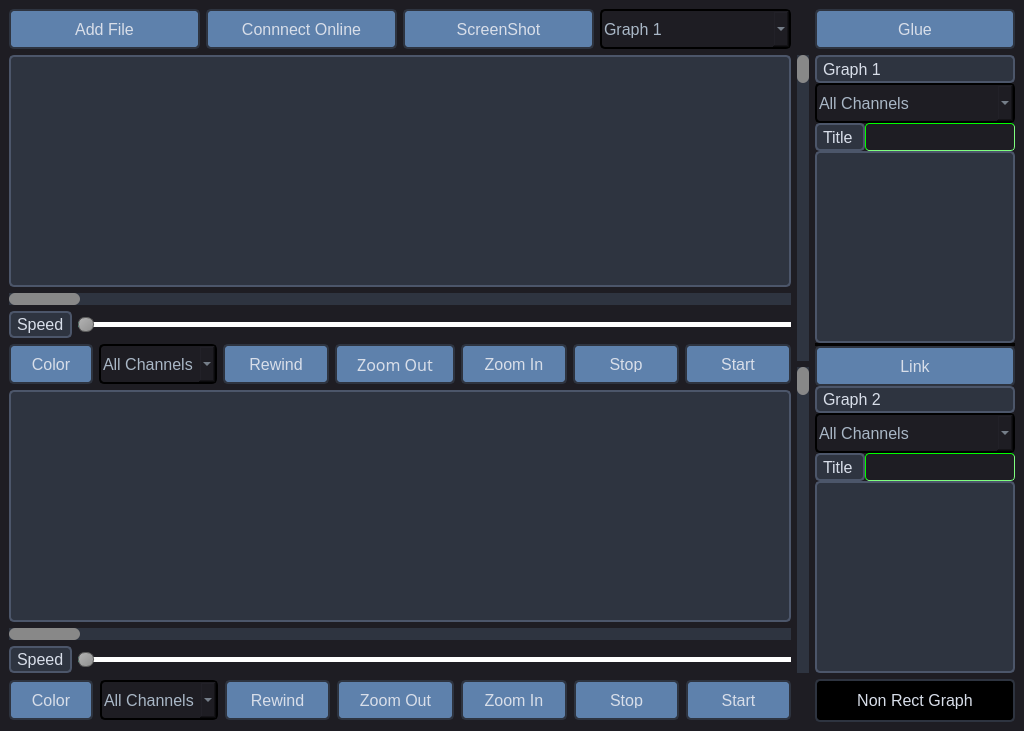
First picture: the form in UI_initial_phase.ui, repository alizayan684/Multi_Channel_Signal_Viewer, before the edit.
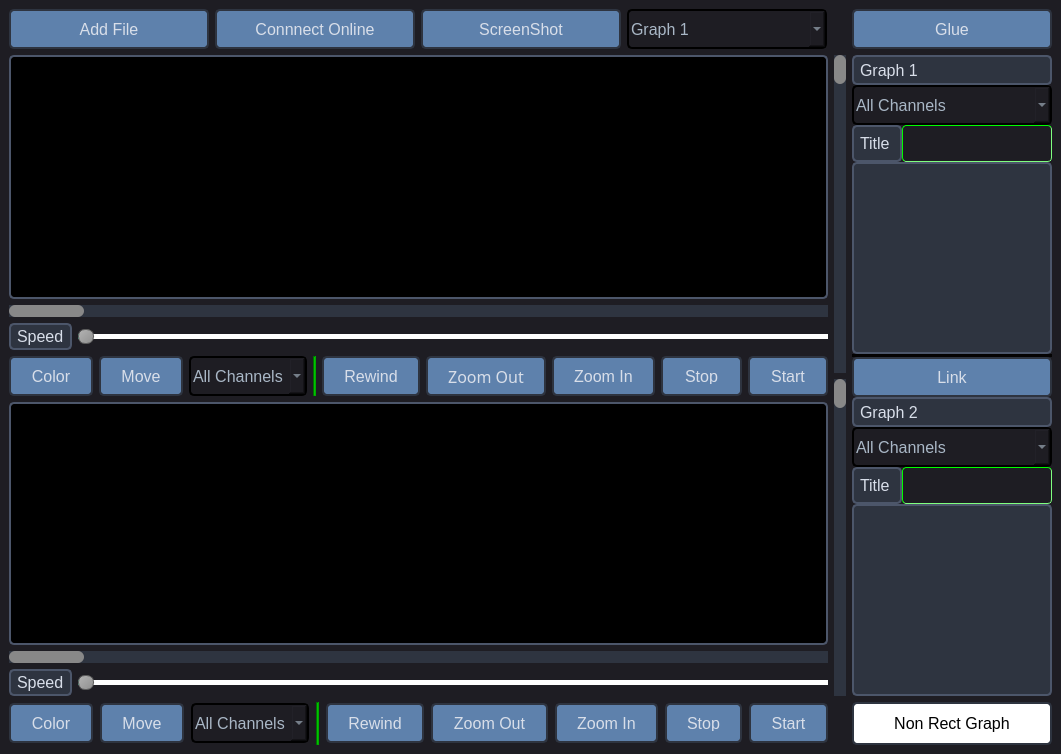
Second picture: the form after the edit. Custom widgets are drawn as their Qt base class.

The edit to the form file:
```diff
--- a/UI_initial_phase.ui
+++ b/UI_initial_phase.ui
@@ -6,8 +6,8 @@
    <rect>
     <x>0</x>
     <y>0</y>
-    <width>1024</width>
-    <height>731</height>
+    <width>1057</width>
+    <height>754</height>
    </rect>
   </property>
   <property name="sizePolicy">
@@ -467,470 +467,6 @@
   </property>
   <widget class="QWidget" name="centralwidget">
    <layout class="QGridLayout" name="gridLayout">
-    <item row="3" column="8">
-     <layout class="QVBoxLayout" name="verticalLayout_13">
-      <property name="spacing">
-       <number>0</number>
-      </property>
-      <property name="sizeConstraint">
-       <enum>QLayout::SetMinimumSize</enum>
-      </property>
-      <item>
-       <widget class="QLabel" name="label">
-        <property name="sizePolicy">
-         <sizepolicy hsizetype="Preferred" vsizetype="Fixed">
-          <horstretch>0</horstretch>
-          <verstretch>0</verstretch>
-         </sizepolicy>
-        </property>
-        <property name="maximumSize">
-         <size>
-          <width>16777215</width>
-          <height>30</height>
-         </size>
-        </property>
-        <property name="styleSheet">
-         <string notr="true">QLabel {
-    background-color: #2E3440; /* Dark background */
-    color: #D8DEE9; /* Light text color */
-    font-size: 16px; /* Font size */
-    padding: 2px; /* Padding around the text */
-    border: 2px solid #4C566A; /* Border color */
-    border-radius: 5px; /* Rounded corners */
-    font-family: &quot;Segoe UI&quot;
-}</string>
-        </property>
-        <property name="text">
-         <string>Graph 1</string>
-        </property>
-       </widget>
-      </item>
-      <item>
-       <widget class="QComboBox" name="comboBox_5">
-        <property name="minimumSize">
-         <size>
-          <width>0</width>
-          <height>40</height>
-         </size>
-        </property>
-        <property name="maximumSize">
-         <size>
-          <width>200</width>
-          <height>40</height>
-         </size>
-        </property>
-        <property name="styleSheet">
-         <string notr="true"> font-size: 16px; /* Font size */
-    padding: 2px; /* Padding around the text */
-    border: 2px solid; /* Border color */
-    border-radius: 5px; /* Rounded corners */
-    font-family: &quot;Segoe UI&quot;</string>
-        </property>
-        <item>
-         <property name="text">
-          <string>All Channels</string>
-         </property>
-        </item>
-       </widget>
-      </item>
-      <item>
-       <layout class="QHBoxLayout" name="horizontalLayout_12">
-        <item>
-         <widget class="QLabel" name="label_6">
-          <property name="maximumSize">
-           <size>
-            <width>50</width>
-            <height>50</height>
-           </size>
-          </property>
-          <property name="styleSheet">
-           <string notr="true">QLabel {
-    background-color: #2E3440; /* Dark background */
-    color: #D8DEE9; /* Light text color */
-    font-size: 16px; /* Font size */
-    padding: 2px; /* Padding around the text */
-    border: 2px solid #4C566A; /* Border color */
-    border-radius: 5px; /* Rounded corners */
-    font-family: &quot;Segoe UI&quot;
-}</string>
-          </property>
-          <property name="text">
-           <string>Title</string>
-          </property>
-         </widget>
-        </item>
-        <item>
-         <widget class="QLineEdit" name="lineEdit_2">
-          <property name="sizePolicy">
-           <sizepolicy hsizetype="Fixed" vsizetype="Fixed">
-            <horstretch>0</horstretch>
-            <verstretch>0</verstretch>
-           </sizepolicy>
-          </property>
-          <property name="maximumSize">
-           <size>
-            <width>200</width>
-            <height>50</height>
-           </size>
-          </property>
-          <property name="styleSheet">
-           <string notr="true">border-color: rgb(0, 255, 0);</string>
-          </property>
-         </widget>
-        </item>
-       </layout>
-      </item>
-      <item>
-       <widget class="QListWidget" name="listWidget">
-        <property name="sizePolicy">
-         <sizepolicy hsizetype="Fixed" vsizetype="Fixed">
-          <horstretch>0</horstretch>
-          <verstretch>0</verstretch>
-         </sizepolicy>
-        </property>
-        <property name="maximumSize">
-         <size>
-          <width>200</width>
-          <height>300</height>
-         </size>
-        </property>
-        <property name="styleSheet">
-         <string notr="true">QListWidget {
-    background-color: #2E3440; /* Dark background */
-    color: #D8DEE9; /* Light text color */
-    font-size: 16px; /* Font size */
-    padding: 5px; /* Padding around the text */
-    border: 2px solid #4C566A; /* Border color */
-    border-radius: 5px; /* Rounded corners */
-    font-family: &quot;Segoe UI&quot;, &quot;Helvetica Neue&quot;, &quot;Arial&quot;, sans-serif; /* Font family */
-}
-
-QListWidget::item {
-    padding: 5px; /* Padding around each item */
-    border-bottom: 1px solid #4C566A; /* Border between items */
-}
-
-QListWidget::item:selected {
-    background-color: #4C566A; /* Background color for selected item */
-    color: #ECEFF4; /* Text color for selected item */
-}
-</string>
-        </property>
-       </widget>
-      </item>
-      <item>
-       <widget class="Line" name="line_2">
-        <property name="styleSheet">
-         <string notr="true">background-color: rgb(4, 3, 3);</string>
-        </property>
-        <property name="orientation">
-         <enum>Qt::Horizontal</enum>
-        </property>
-       </widget>
-      </item>
-      <item>
-       <widget class="QPushButton" name="pushButton_2">
-        <property name="sizePolicy">
-         <sizepolicy hsizetype="Fixed" vsizetype="Fixed">
-          <horstretch>0</horstretch>
-          <verstretch>0</verstretch>
-         </sizepolicy>
-        </property>
-        <property name="maximumSize">
-         <size>
-          <width>200</width>
-          <height>40</height>
-         </size>
-        </property>
-        <property name="text">
-         <string>Link</string>
-        </property>
-       </widget>
-      </item>
-      <item>
-       <widget class="QLabel" name="label_2">
-        <property name="enabled">
-         <bool>true</bool>
-        </property>
-        <property name="sizePolicy">
-         <sizepolicy hsizetype="Preferred" vsizetype="Fixed">
-          <horstretch>0</horstretch>
-          <verstretch>0</verstretch>
-         </sizepolicy>
-        </property>
-        <property name="maximumSize">
-         <size>
-          <width>16777215</width>
-          <height>30</height>
-         </size>
-        </property>
-        <property name="styleSheet">
-         <string notr="true">QLabel {
-    background-color: #2E3440; /* Dark background */
-    color: #D8DEE9; /* Light text color */
-    font-size: 16px; /* Font size */
-    padding: 2px; /* Padding around the text */
-    border: 2px solid #4C566A; /* Border color */
-    border-radius: 5px; /* Rounded corners */
-    font-family: &quot;Segoe UI&quot;
-}</string>
-        </property>
-        <property name="text">
-         <string>Graph 2</string>
-        </property>
-       </widget>
-      </item>
-      <item>
-       <widget class="QComboBox" name="comboBox_2">
-        <property name="minimumSize">
-         <size>
-          <width>0</width>
-          <height>40</height>
-         </size>
-        </property>
-        <property name="maximumSize">
-         <size>
-          <width>200</width>
-          <height>40</height>
-         </size>
-        </property>
-        <property name="styleSheet">
-         <string notr="true"> font-size: 16px; /* Font size */
-    padding: 2px; /* Padding around the text */
-    border: 2px solid; /* Border color */
-    border-radius: 5px; /* Rounded corners */
-    font-family: &quot;Segoe UI&quot;</string>
-        </property>
-        <item>
-         <property name="text">
-          <string>All Channels</string>
-         </property>
-        </item>
-       </widget>
-      </item>
-      <item>
-       <layout class="QVBoxLayout" name="verticalLayout_3">
-        <item>
-         <layout class="QHBoxLayout" name="horizontalLayout_4">
-          <property name="sizeConstraint">
-           <enum>QLayout::SetDefaultConstraint</enum>
-          </property>
-          <item>
-           <widget class="QLabel" name="label_3">
-            <property name="sizePolicy">
-             <sizepolicy hsizetype="Fixed" vsizetype="Fixed">
-              <horstretch>0</horstretch>
-              <verstretch>0</verstretch>
-             </sizepolicy>
-            </property>
-            <property name="maximumSize">
-             <size>
-              <width>50</width>
-              <height>50</height>
-             </size>
-            </property>
-            <property name="styleSheet">
-             <string notr="true">QLabel {
-    background-color: #2E3440; /* Dark background */
-    color: #D8DEE9; /* Light text color */
-    font-size: 16px; /* Font size */
-    padding: 2px; /* Padding around the text */
-    border: 2px solid #4C566A; /* Border color */
-    border-radius: 5px; /* Rounded corners */
-    font-family: &quot;Segoe UI&quot;
-}</string>
-            </property>
-            <property name="text">
-             <string>Title</string>
-            </property>
-           </widget>
-          </item>
-          <item>
-           <widget class="QLineEdit" name="lineEdit">
-            <property name="sizePolicy">
-             <sizepolicy hsizetype="Fixed" vsizetype="Fixed">
-              <horstretch>0</horstretch>
-              <verstretch>0</verstretch>
-             </sizepolicy>
-            </property>
-            <property name="maximumSize">
-             <size>
-              <width>200</width>
-              <height>50</height>
-             </size>
-            </property>
-            <property name="styleSheet">
-             <string notr="true">border-color: rgb(0, 255, 0);</string>
-            </property>
-           </widget>
-          </item>
-         </layout>
-        </item>
-       </layout>
-      </item>
-      <item>
-       <widget class="QListWidget" name="listWidget_2">
-        <property name="sizePolicy">
-         <sizepolicy hsizetype="Fixed" vsizetype="Fixed">
-          <horstretch>0</horstretch>
-          <verstretch>0</verstretch>
-         </sizepolicy>
-        </property>
-        <property name="maximumSize">
-         <size>
-          <width>200</width>
-          <height>300</height>
-         </size>
-        </property>
-        <property name="styleSheet">
-         <string notr="true">QListWidget {
-    background-color: #2E3440; /* Dark background */
-    color: #D8DEE9; /* Light text color */
-    font-size: 16px; /* Font size */
-    padding: 5px; /* Padding around the text */
-    border: 2px solid #4C566A; /* Border color */
-    border-radius: 5px; /* Rounded corners */
-    font-family: &quot;Segoe UI&quot;, &quot;Helvetica Neue&quot;, &quot;Arial&quot;, sans-serif; /* Font family */
-}
-
-QListWidget::item {
-    padding: 5px; /* Padding around each item */
-    border-bottom: 1px solid #4C566A; /* Border between items */
-}
-
-QListWidget::item:selected {
-    background-color: #4C566A; /* Background color for selected item */
-    color: #ECEFF4; /* Text color for selected item */
-}
-</string>
-        </property>
-       </widget>
-      </item>
-     </layout>
-    </item>
-    <item row="3" column="6">
-     <layout class="QVBoxLayout" name="verticalLayout_2">
-      <item>
-       <widget class="QScrollBar" name="verticalScrollBar_2">
-        <property name="styleSheet">
-         <string notr="true">/* Scrollbar background */
-QScrollBar:vertical {
-    border: none;
-    background-color: #2E3440; /* Dark background */
-    width: 12px;
-    margin: 0px 0px 0px 0px;
-}
-
-/* Handle */
-QScrollBar::handle:vertical {
-    background: #888;
-    min-height: 20px;
-    border-radius: 6px;
-}
-
-/* Handle on hover */
-QScrollBar::handle:vertical:hover {
-    background: #555;
-}
-
-/* Add-line (down arrow) */
-QScrollBar::add-line:vertical {
-    background: none;
-    height: 0px;
-    subcontrol-position: bottom;
-    subcontrol-origin: margin;
-}
-
-/* Sub-line (up arrow) */
-QScrollBar::sub-line:vertical {
-    background: none;
-    height: 0px;
-    subcontrol-position: top;
-    subcontrol-origin: margin;
-}
-
-/* Add-page and sub-page (scrollbar background above and below the handle) */
-QScrollBar::add-page:vertical, QScrollBar::sub-page:vertical {
-    background: none;
-}
-</string>
-        </property>
-        <property name="orientation">
-         <enum>Qt::Vertical</enum>
-        </property>
-       </widget>
-      </item>
-      <item>
-       <widget class="QScrollBar" name="verticalScrollBar">
-        <property name="styleSheet">
-         <string notr="true">/* Scrollbar background */
-QScrollBar:vertical {
-    border: none;
-    background-color: #2E3440; /* Dark background */
-    width: 12px;
-    margin: 0px 0px 0px 0px;
-
-
-}
-
-/* Handle */
-QScrollBar::handle:vertical {
-    background: #888;
-    min-height: 20px;
-    border-radius: 6px;
-
-}
-
-/* Handle on hover */
-QScrollBar::handle:vertical:hover {
-    background: #555;
-
-
-}
-
-/* Add-line (down arrow) */
-QScrollBar::add-line:vertical {
-    background: none;
-    height: 0px;
-    subcontrol-position: bottom;
-    subcontrol-origin: margin;
-
-}
-
-/* Sub-line (up arrow) */
-QScrollBar::sub-line:vertical {
-    background: none;
-    height: 0px;
-    subcontrol-position: top;
-    subcontrol-origin: margin;
-}
-
-/* Add-page and sub-page (scrollbar background above and below the handle) */
-QScrollBar::add-page:vertical, QScrollBar::sub-page:vertical {
-    background: none;
-}
-</string>
-        </property>
-        <property name="orientation">
-         <enum>Qt::Vertical</enum>
-        </property>
-       </widget>
-      </item>
-     </layout>
-    </item>
-    <item row="2" column="8">
-     <widget class="QPushButton" name="pushButton_5">
-      <property name="maximumSize">
-       <size>
-        <width>200</width>
-        <height>40</height>
-       </size>
-      </property>
-      <property name="text">
-       <string>Glue</string>
-      </property>
-     </widget>
-    </item>
     <item row="3" column="1">
      <layout class="QVBoxLayout" name="verticalLayout">
       <property name="sizeConstraint">
@@ -945,7 +481,7 @@
          </sizepolicy>
         </property>
         <property name="styleSheet">
-         <string notr="true">    background-color: #2E3440; /* Dark background */
+         <string notr="true">    background-color: #000000; /* Dark background */
     color: #D8DEE9; /* Light text color */
     font-size: 16px; /* Font size */
     padding: 5px; /* Padding around the text */
@@ -1062,7 +598,26 @@
            </widget>
           </item>
           <item>
-           <widget class="QComboBox" name="comboBox">
+           <widget class="QPushButton" name="moveBox_1">
+            <property name="sizePolicy">
+             <sizepolicy hsizetype="Fixed" vsizetype="Fixed">
+              <horstretch>0</horstretch>
+              <verstretch>0</verstretch>
+             </sizepolicy>
+            </property>
+            <property name="maximumSize">
+             <size>
+              <width>200</width>
+              <height>40</height>
+             </size>
+            </property>
+            <property name="text">
+             <string>Move</string>
+            </property>
+           </widget>
+          </item>
+          <item>
+           <widget class="QComboBox" name="colorMoveBox_1">
             <property name="sizePolicy">
              <sizepolicy hsizetype="Fixed" vsizetype="Fixed">
               <horstretch>0</horstretch>
@@ -1099,7 +654,17 @@
          </layout>
         </item>
         <item>
-         <widget class="QPushButton" name="pushButton_8">
+         <widget class="Line" name="line_3">
+          <property name="styleSheet">
+           <string notr="true">background-color: rgb(0, 170, 0);</string>
+          </property>
+          <property name="orientation">
+           <enum>Qt::Vertical</enum>
+          </property>
+         </widget>
+        </item>
+        <item>
+         <widget class="QPushButton" name="rewindButton_1">
           <property name="sizePolicy">
            <sizepolicy hsizetype="Fixed" vsizetype="Fixed">
             <horstretch>0</horstretch>
@@ -1121,7 +686,13 @@
          </widget>
         </item>
         <item>
-         <widget class="QPushButton" name="pushButton_13">
+         <widget class="QPushButton" name="zoomOutButton_1">
+          <property name="sizePolicy">
+           <sizepolicy hsizetype="Fixed" vsizetype="Fixed">
+            <horstretch>0</horstretch>
+            <verstretch>0</verstretch>
+           </sizepolicy>
+          </property>
           <property name="maximumSize">
            <size>
             <width>200</width>
@@ -1150,7 +721,13 @@
          </widget>
         </item>
         <item>
-         <widget class="QPushButton" name="pushButton_12">
+         <widget class="QPushButton" name="zoomInButton_1">
+          <property name="sizePolicy">
+           <sizepolicy hsizetype="Fixed" vsizetype="Fixed">
+            <horstretch>0</horstretch>
+            <verstretch>0</verstretch>
+           </sizepolicy>
+          </property>
           <property name="maximumSize">
            <size>
             <width>200</width>
@@ -1163,7 +740,13 @@
          </widget>
         </item>
         <item>
-         <widget class="QPushButton" name="pushButton_16">
+         <widget class="QPushButton" name="stopButton_1">
+          <property name="sizePolicy">
+           <sizepolicy hsizetype="Fixed" vsizetype="Fixed">
+            <horstretch>0</horstretch>
+            <verstretch>0</verstretch>
+           </sizepolicy>
+          </property>
           <property name="maximumSize">
            <size>
             <width>200</width>
@@ -1176,7 +759,13 @@
          </widget>
         </item>
         <item>
-         <widget class="QPushButton" name="pushButton_7">
+         <widget class="QPushButton" name="startButton_1">
+          <property name="sizePolicy">
+           <sizepolicy hsizetype="Fixed" vsizetype="Fixed">
+            <horstretch>0</horstretch>
+            <verstretch>0</verstretch>
+           </sizepolicy>
+          </property>
           <property name="maximumSize">
            <size>
             <width>200</width>
@@ -1199,7 +788,7 @@
          </sizepolicy>
         </property>
         <property name="styleSheet">
-         <string notr="true">    background-color: #2E3440; /* Dark background */
+         <string notr="true">    background-color: #000000; /* Dark background */
     color: #D8DEE9; /* Light text color */
     font-size: 16px; /* Font size */
     padding: 5px; /* Padding around the text */
@@ -1291,6 +880,472 @@
       </item>
      </layout>
     </item>
+    <item row="3" column="6">
+     <layout class="QVBoxLayout" name="verticalLayout_2">
+      <item>
+       <widget class="QScrollBar" name="verticalScrollBar_1">
+        <property name="styleSheet">
+         <string notr="true">/* Scrollbar background */
+QScrollBar:vertical {
+    border: none;
+    background-color: #2E3440; /* Dark background */
+    width: 12px;
+    margin: 0px 0px 0px 0px;
+}
+
+/* Handle */
+QScrollBar::handle:vertical {
+    background: #888;
+    min-height: 20px;
+    border-radius: 6px;
+}
+
+/* Handle on hover */
+QScrollBar::handle:vertical:hover {
+    background: #555;
+}
+
+/* Add-line (down arrow) */
+QScrollBar::add-line:vertical {
+    background: none;
+    height: 0px;
+    subcontrol-position: bottom;
+    subcontrol-origin: margin;
+}
+
+/* Sub-line (up arrow) */
+QScrollBar::sub-line:vertical {
+    background: none;
+    height: 0px;
+    subcontrol-position: top;
+    subcontrol-origin: margin;
+}
+
+/* Add-page and sub-page (scrollbar background above and below the handle) */
+QScrollBar::add-page:vertical, QScrollBar::sub-page:vertical {
+    background: none;
+}
+</string>
+        </property>
+        <property name="orientation">
+         <enum>Qt::Vertical</enum>
+        </property>
+       </widget>
+      </item>
+      <item>
+       <widget class="QScrollBar" name="verticalScrollBar_2">
+        <property name="styleSheet">
+         <string notr="true">/* Scrollbar background */
+QScrollBar:vertical {
+    border: none;
+    background-color: #2E3440; /* Dark background */
+    width: 12px;
+    margin: 0px 0px 0px 0px;
+
+
+}
+
+/* Handle */
+QScrollBar::handle:vertical {
+    background: #888;
+    min-height: 20px;
+    border-radius: 6px;
+
+}
+
+/* Handle on hover */
+QScrollBar::handle:vertical:hover {
+    background: #555;
+
+
+}
+
+/* Add-line (down arrow) */
+QScrollBar::add-line:vertical {
+    background: none;
+    height: 0px;
+    subcontrol-position: bottom;
+    subcontrol-origin: margin;
+
+}
+
+/* Sub-line (up arrow) */
+QScrollBar::sub-line:vertical {
+    background: none;
+    height: 0px;
+    subcontrol-position: top;
+    subcontrol-origin: margin;
+}
+
+/* Add-page and sub-page (scrollbar background above and below the handle) */
+QScrollBar::add-page:vertical, QScrollBar::sub-page:vertical {
+    background: none;
+}
+</string>
+        </property>
+        <property name="orientation">
+         <enum>Qt::Vertical</enum>
+        </property>
+       </widget>
+      </item>
+     </layout>
+    </item>
+    <item row="3" column="8">
+     <layout class="QVBoxLayout" name="verticalLayout_13">
+      <property name="spacing">
+       <number>0</number>
+      </property>
+      <property name="sizeConstraint">
+       <enum>QLayout::SetMinimumSize</enum>
+      </property>
+      <item>
+       <widget class="QLabel" name="graphLabel_1">
+        <property name="sizePolicy">
+         <sizepolicy hsizetype="Preferred" vsizetype="Fixed">
+          <horstretch>0</horstretch>
+          <verstretch>0</verstretch>
+         </sizepolicy>
+        </property>
+        <property name="maximumSize">
+         <size>
+          <width>16777215</width>
+          <height>30</height>
+         </size>
+        </property>
+        <property name="styleSheet">
+         <string notr="true">QLabel {
+    background-color: #2E3440; /* Dark background */
+    color: #D8DEE9; /* Light text color */
+    font-size: 16px; /* Font size */
+    padding: 2px; /* Padding around the text */
+    border: 2px solid #4C566A; /* Border color */
+    border-radius: 5px; /* Rounded corners */
+    font-family: &quot;Segoe UI&quot;
+}</string>
+        </property>
+        <property name="text">
+         <string>Graph 1</string>
+        </property>
+       </widget>
+      </item>
+      <item>
+       <widget class="QComboBox" name="titleChannelBox_1">
+        <property name="minimumSize">
+         <size>
+          <width>0</width>
+          <height>40</height>
+         </size>
+        </property>
+        <property name="maximumSize">
+         <size>
+          <width>200</width>
+          <height>40</height>
+         </size>
+        </property>
+        <property name="styleSheet">
+         <string notr="true">QComboBox{
+ font-size: 16px; /* Font size */
+   padding: 2px; /* Padding around the text */
+    border: 2px solid; /* Border color */
+    border-radius: 5px; /* Rounded corners */
+    font-family: &quot;Segoe UI&quot;
+}</string>
+        </property>
+        <item>
+         <property name="text">
+          <string>All Channels</string>
+         </property>
+        </item>
+       </widget>
+      </item>
+      <item>
+       <layout class="QHBoxLayout" name="horizontalLayout_12">
+        <item>
+         <widget class="QLabel" name="titileLabel_1">
+          <property name="maximumSize">
+           <size>
+            <width>50</width>
+            <height>50</height>
+           </size>
+          </property>
+          <property name="styleSheet">
+           <string notr="true">QLabel {
+    background-color: #2E3440; /* Dark background */
+    color: #D8DEE9; /* Light text color */
+    font-size: 16px; /* Font size */
+    padding: 2px; /* Padding around the text */
+    border: 2px solid #4C566A; /* Border color */
+    border-radius: 5px; /* Rounded corners */
+    font-family: &quot;Segoe UI&quot;
+}</string>
+          </property>
+          <property name="text">
+           <string>Title</string>
+          </property>
+         </widget>
+        </item>
+        <item>
+         <widget class="QLineEdit" name="titleEdit_1">
+          <property name="sizePolicy">
+           <sizepolicy hsizetype="Fixed" vsizetype="Fixed">
+            <horstretch>0</horstretch>
+            <verstretch>0</verstretch>
+           </sizepolicy>
+          </property>
+          <property name="maximumSize">
+           <size>
+            <width>200</width>
+            <height>50</height>
+           </size>
+          </property>
+          <property name="styleSheet">
+           <string notr="true">border-color: rgb(0, 255, 0);</string>
+          </property>
+         </widget>
+        </item>
+       </layout>
+      </item>
+      <item>
+       <widget class="QListWidget" name="listChannelsWidget_1">
+        <property name="sizePolicy">
+         <sizepolicy hsizetype="Fixed" vsizetype="Fixed">
+          <horstretch>0</horstretch>
+          <verstretch>0</verstretch>
+         </sizepolicy>
+        </property>
+        <property name="maximumSize">
+         <size>
+          <width>200</width>
+          <height>300</height>
+         </size>
+        </property>
+        <property name="styleSheet">
+         <string notr="true">QListWidget {
+    background-color: #2E3440; /* Dark background */
+    color: #D8DEE9; /* Light text color */
+    font-size: 16px; /* Font size */
+    padding: 5px; /* Padding around the text */
+    border: 2px solid #4C566A; /* Border color */
+    border-radius: 5px; /* Rounded corners */
+    font-family: &quot;Segoe UI&quot;, &quot;Helvetica Neue&quot;, &quot;Arial&quot;, sans-serif; /* Font family */
+}
+
+QListWidget::item {
+    padding: 5px; /* Padding around each item */
+    border-bottom: 1px solid #4C566A; /* Border between items */
+}
+
+QListWidget::item:selected {
+    background-color: #4C566A; /* Background color for selected item */
+    color: #ECEFF4; /* Text color for selected item */
+}
+</string>
+        </property>
+       </widget>
+      </item>
+      <item>
+       <widget class="Line" name="line_2">
+        <property name="styleSheet">
+         <string notr="true">background-color: rgb(4, 3, 3);</string>
+        </property>
+        <property name="orientation">
+         <enum>Qt::Horizontal</enum>
+        </property>
+       </widget>
+      </item>
+      <item>
+       <widget class="QPushButton" name="linkButton">
+        <property name="sizePolicy">
+         <sizepolicy hsizetype="Fixed" vsizetype="Fixed">
+          <horstretch>0</horstretch>
+          <verstretch>0</verstretch>
+         </sizepolicy>
+        </property>
+        <property name="maximumSize">
+         <size>
+          <width>200</width>
+          <height>40</height>
+         </size>
+        </property>
+        <property name="text">
+         <string>Link</string>
+        </property>
+       </widget>
+      </item>
+      <item>
+       <widget class="QLabel" name="graphLabel_2">
+        <property name="enabled">
+         <bool>true</bool>
+        </property>
+        <property name="sizePolicy">
+         <sizepolicy hsizetype="Preferred" vsizetype="Fixed">
+          <horstretch>0</horstretch>
+          <verstretch>0</verstretch>
+         </sizepolicy>
+        </property>
+        <property name="maximumSize">
+         <size>
+          <width>16777215</width>
+          <height>30</height>
+         </size>
+        </property>
+        <property name="styleSheet">
+         <string notr="true">QLabel {
+    background-color: #2E3440; /* Dark background */
+    color: #D8DEE9; /* Light text color */
+    font-size: 16px; /* Font size */
+    padding: 2px; /* Padding around the text */
+    border: 2px solid #4C566A; /* Border color */
+    border-radius: 5px; /* Rounded corners */
+    font-family: &quot;Segoe UI&quot;
+}</string>
+        </property>
+        <property name="text">
+         <string>Graph 2</string>
+        </property>
+       </widget>
+      </item>
+      <item>
+       <widget class="QComboBox" name="titleChannelBox_2">
+        <property name="minimumSize">
+         <size>
+          <width>0</width>
+          <height>40</height>
+         </size>
+        </property>
+        <property name="maximumSize">
+         <size>
+          <width>200</width>
+          <height>40</height>
+         </size>
+        </property>
+        <property name="styleSheet">
+         <string notr="true"> font-size: 16px; /* Font size */
+    padding: 2px; /* Padding around the text */
+    border: 2px solid; /* Border color */
+    border-radius: 5px; /* Rounded corners */
+    font-family: &quot;Segoe UI&quot;</string>
+        </property>
+        <item>
+         <property name="text">
+          <string>All Channels</string>
+         </property>
+        </item>
+       </widget>
+      </item>
+      <item>
+       <layout class="QVBoxLayout" name="verticalLayout_3">
+        <item>
+         <layout class="QHBoxLayout" name="horizontalLayout_4">
+          <property name="sizeConstraint">
+           <enum>QLayout::SetDefaultConstraint</enum>
+          </property>
+          <item>
+           <widget class="QLabel" name="titleLabel_2">
+            <property name="sizePolicy">
+             <sizepolicy hsizetype="Fixed" vsizetype="Fixed">
+              <horstretch>0</horstretch>
+              <verstretch>0</verstretch>
+             </sizepolicy>
+            </property>
+            <property name="maximumSize">
+             <size>
+              <width>50</width>
+              <height>50</height>
+             </size>
+            </property>
+            <property name="styleSheet">
+             <string notr="true">QLabel {
+    background-color: #2E3440; /* Dark background */
+    color: #D8DEE9; /* Light text color */
+    font-size: 16px; /* Font size */
+    padding: 2px; /* Padding around the text */
+    border: 2px solid #4C566A; /* Border color */
+    border-radius: 5px; /* Rounded corners */
+    font-family: &quot;Segoe UI&quot;
+}</string>
+            </property>
+            <property name="text">
+             <string>Title</string>
+            </property>
+           </widget>
+          </item>
+          <item>
+           <widget class="QLineEdit" name="titleEdit_2">
+            <property name="sizePolicy">
+             <sizepolicy hsizetype="Fixed" vsizetype="Fixed">
+              <horstretch>0</horstretch>
+              <verstretch>0</verstretch>
+             </sizepolicy>
+            </property>
+            <property name="maximumSize">
+             <size>
+              <width>200</width>
+              <height>50</height>
+             </size>
+            </property>
+            <property name="styleSheet">
+             <string notr="true">border-color: rgb(0, 255, 0);</string>
+            </property>
+           </widget>
+          </item>
+         </layout>
+        </item>
+       </layout>
+      </item>
+      <item>
+       <widget class="QListWidget" name="listChannelsWidget_2">
+        <property name="sizePolicy">
+         <sizepolicy hsizetype="Fixed" vsizetype="Fixed">
+          <horstretch>0</horstretch>
+          <verstretch>0</verstretch>
+         </sizepolicy>
+        </property>
+        <property name="maximumSize">
+         <size>
+          <width>200</width>
+          <height>300</height>
+         </size>
+        </property>
+        <property name="styleSheet">
+         <string notr="true">QListWidget {
+    background-color: #2E3440; /* Dark background */
+    color: #D8DEE9; /* Light text color */
+    font-size: 16px; /* Font size */
+    padding: 5px; /* Padding around the text */
+    border: 2px solid #4C566A; /* Border color */
+    border-radius: 5px; /* Rounded corners */
+    font-family: &quot;Segoe UI&quot;, &quot;Helvetica Neue&quot;, &quot;Arial&quot;, sans-serif; /* Font family */
+}
+
+QListWidget::item {
+    padding: 5px; /* Padding around each item */
+    border-bottom: 1px solid #4C566A; /* Border between items */
+}
+
+QListWidget::item:selected {
+    background-color: #4C566A; /* Background color for selected item */
+    color: #ECEFF4; /* Text color for selected item */
+}
+</string>
+        </property>
+       </widget>
+      </item>
+     </layout>
+    </item>
+    <item row="2" column="8">
+     <widget class="QPushButton" name="glueButton">
+      <property name="maximumSize">
+       <size>
+        <width>200</width>
+        <height>40</height>
+       </size>
+      </property>
+      <property name="text">
+       <string>Glue</string>
+      </property>
+     </widget>
+    </item>
     <item row="4" column="1">
      <layout class="QHBoxLayout" name="horizontalLayout_7">
       <property name="spacing">
@@ -1321,7 +1376,26 @@
          </widget>
         </item>
         <item>
-         <widget class="QComboBox" name="comboBox_4">
+         <widget class="QPushButton" name="moveButton_2">
+          <property name="sizePolicy">
+           <sizepolicy hsizetype="Fixed" vsizetype="Fixed">
+            <horstretch>0</horstretch>
+            <verstretch>0</verstretch>
+           </sizepolicy>
+          </property>
+          <property name="maximumSize">
+           <size>
+            <width>200</width>
+            <height>40</height>
+           </size>
+          </property>
+          <property name="text">
+           <string>Move</string>
+          </property>
+         </widget>
+        </item>
+        <item>
+         <widget class="QComboBox" name="colorMoveBox_2">
           <property name="maximumSize">
            <size>
             <width>200</width>
@@ -1345,7 +1419,17 @@
        </layout>
       </item>
       <item>
-       <widget class="QPushButton" name="pushButton_3">
+       <widget class="Line" name="line">
+        <property name="styleSheet">
+         <string notr="true">background-color: rgb(0, 170, 0);</string>
+        </property>
+        <property name="orientation">
+         <enum>Qt::Vertical</enum>
+        </property>
+       </widget>
+      </item>
+      <item>
+       <widget class="QPushButton" name="rewindButton_2">
         <property name="maximumSize">
          <size>
           <width>200</width>
@@ -1491,9 +1575,9 @@
      <widget class="QPushButton" name="pushButton">
       <property name="styleSheet">
        <string notr="true">QPushButton {
-    background-color: #000000; /* Background color on hover */
+    background-color: #ffffff; /* Background color on hover */
 
-    color: #D8DEE9; /* Light text color */
+    color: #000000; /* Light text color */
     font-size: 16px; /* Font size */
     padding: 10px 20px; /* Padding around the text */
     border: 2px solid #2E3440; /* Border color */
```
Left out of the diff: 44 changed lines with no effect on the pictures.
